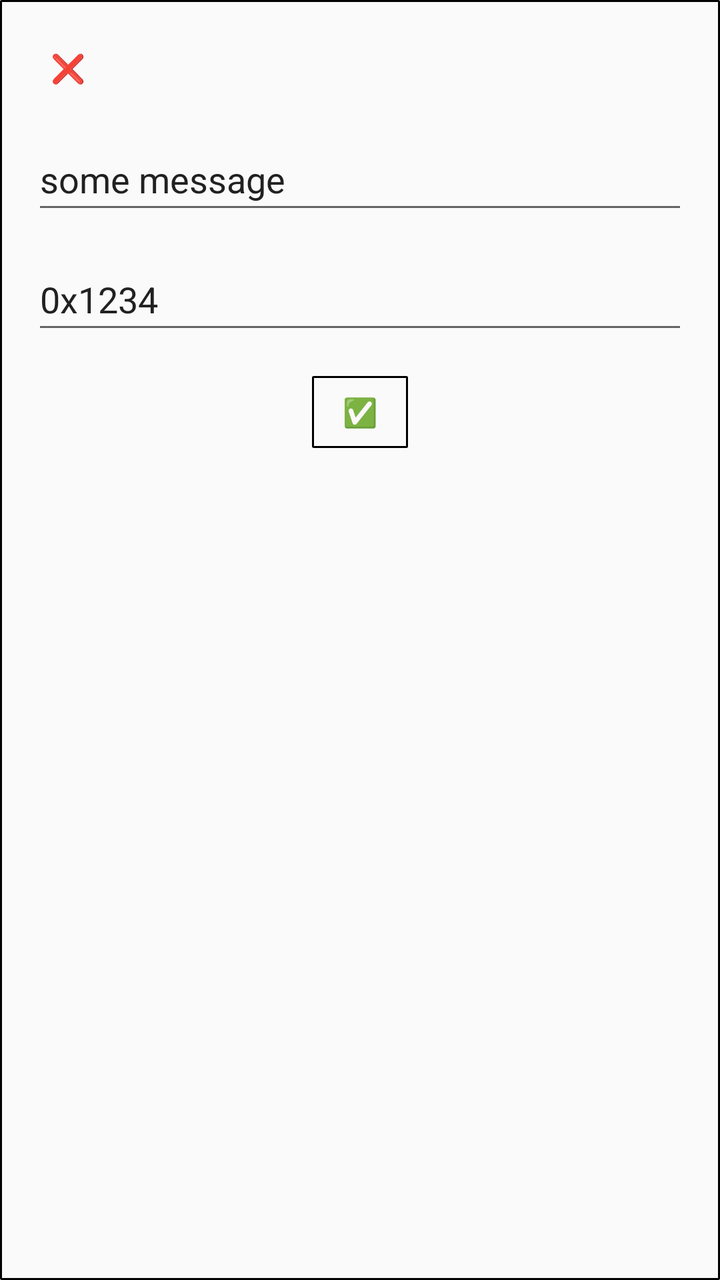
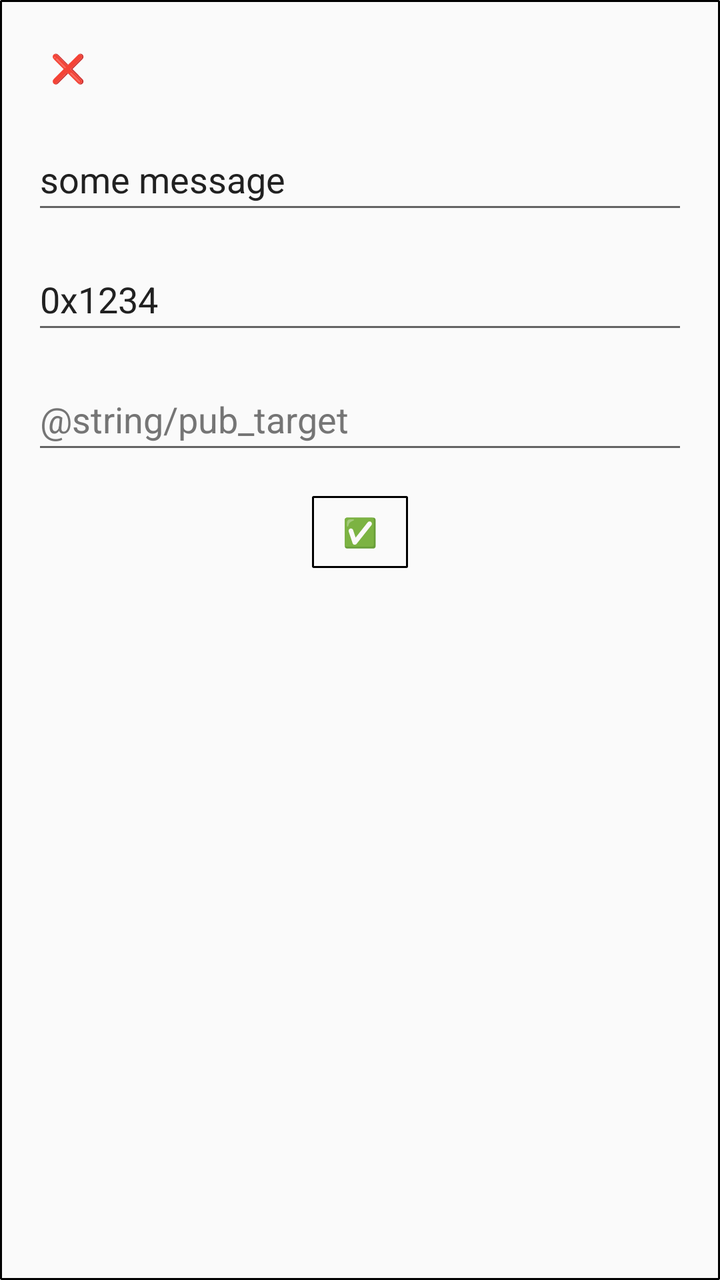

Screens rendered from an Android XML layout before and after an edit, with the pre-edit source and the edit as a unified diff.
<!-- AndroidManifest.xml: application theme AppTheme -->
<!-- res/layout/dialog_publish.xml -->
<?xml version="1.0" encoding="utf-8"?>
<androidx.constraintlayout.widget.ConstraintLayout xmlns:android="http://schemas.android.com/apk/res/android"
    xmlns:app="http://schemas.android.com/apk/res-auto"
    xmlns:tools="http://schemas.android.com/tools"
    android:layout_width="match_parent"
    android:layout_height="wrap_content"
    android:background="@drawable/bg_border"
    android:padding="16dp"
    tools:ignore="MissingClass">

    
    <Button
        android:id="@+id/btn_pub_finish"
        android:layout_width="36dp"
        android:layout_height="36dp"
        android:background="@android:color/transparent"
        android:text="@string/exit"
        android:textColor="@color/dialog_error"
        android:textSize="14sp"
        app:layout_constraintStart_toStartOf="parent"
        app:layout_constraintTop_toTopOf="parent" />

    
    <EditText
        android:id="@+id/edit_payload"
        android:layout_width="0dp"
        android:layout_height="wrap_content"
        android:layout_marginTop="12dp"
        android:hint="@string/pub_payload"
        android:inputType="text"
        android:maxLines="1"
        android:minHeight="48dp"
        android:selectAllOnFocus="true"
        android:text="@string/pub_payload"
        android:textColor="@color/dialog_text_primary"
        android:textColorHint="@color/dialog_text_secondary"
        app:layout_constraintEnd_toEndOf="parent"
        app:layout_constraintStart_toStartOf="parent"
        app:layout_constraintTop_toBottomOf="@id/btn_pub_finish"
        tools:ignore="LabelFor" />

    
    <EditText
        android:id="@+id/edit_pub_topic"
        android:layout_width="0dp"
        android:layout_height="wrap_content"
        android:layout_marginTop="12dp"
        android:hint="@string/topic"
        android:inputType="text"
        android:maxLines="1"
        android:minHeight="48dp"
        android:text="@string/topic"
        android:textColor="@color/dialog_text_primary"
        android:textColorHint="@color/dialog_text_secondary"
        app:layout_constraintEnd_toEndOf="parent"
        app:layout_constraintStart_toStartOf="parent"
        app:layout_constraintTop_toBottomOf="@id/edit_payload"
        tools:ignore="LabelFor" />

    
    <Button
        android:id="@+id/btn_pub_confirm"
        style="?android:attr/buttonStyleSmall"
        android:layout_width="wrap_content"
        android:layout_height="36dp"
        android:layout_marginTop="16dp"
        android:background="@drawable/bg_border"
        android:text="@string/confirm"
        android:textColor="@color/dialog_button_text"
        android:textSize="14sp"
        app:layout_constraintEnd_toEndOf="parent"
        app:layout_constraintStart_toStartOf="parent"
        app:layout_constraintTop_toBottomOf="@id/edit_pub_topic" />

</androidx.constraintlayout.widget.ConstraintLayout>
<!-- resources referenced by this layout -->
<resources>
  <color name="dialog_button_text">#212121</color>
  <color name="dialog_error">#B71C1C</color>
  <color name="dialog_text_primary">#212121</color>
  <color name="dialog_text_secondary">#757575</color>
  <!-- drawable bg_border (drawable) -->
  <?xml version="1.0" encoding="utf-8"?>
  <shape xmlns:android="http://schemas.android.com/apk/res/android"
      android:shape="rectangle">
      <corners
      android:topLeftRadius="0.1dp"
      android:bottomLeftRadius="0.1dp"
      android:topRightRadius="0.1dp"
      android:bottomRightRadius="0.1dp" />
      <stroke android:width="1dp" android:color="#000000"/>
  </shape>
  <string name="confirm">✅</string>
  <string name="exit">❌</string>
  <string name="pub_payload">some message</string>
  <string name="topic">0x1234</string>
  <style name="AppTheme" parent="Theme.AppCompat.Light.DarkActionBar">
          
          <item name="colorPrimary">@color/colorPrimary</item>
          <item name="colorPrimaryDark">@color/colorPrimaryDark</item>
          <item name="colorAccent">@color/colorAccent</item>
      </style>
  <color name="colorPrimary">#008577</color>
  <color name="colorPrimaryDark">#00574B</color>
  <color name="colorAccent">#D81B60</color>
</resources>

<!-- the commit's change to res/layout/dialog_publish.xml (unified diff, before → after) -->
@@ -58,6 +58,24 @@
         tools:ignore="LabelFor" />
 
     
+    <EditText
+        android:id="@+id/edit_pub_target"
+        android:layout_width="0dp"
+        android:layout_height="wrap_content"
+        android:layout_marginTop="12dp"
+        android:hint="@string/pub_target"
+        android:inputType="text"
+        android:maxLines="1"
+        android:minHeight="48dp"
+        android:selectAllOnFocus="true"
+        android:textColor="@color/dialog_text_primary"
+        android:textColorHint="@color/dialog_text_secondary"
+        app:layout_constraintEnd_toEndOf="parent"
+        app:layout_constraintStart_toStartOf="parent"
+        app:layout_constraintTop_toBottomOf="@id/edit_pub_topic"
+        tools:ignore="LabelFor" />
+
+    
     <Button
         android:id="@+id/btn_pub_confirm"
         style="?android:attr/buttonStyleSmall"
@@ -70,6 +88,6 @@
         android:textSize="14sp"
         app:layout_constraintEnd_toEndOf="parent"
         app:layout_constraintStart_toStartOf="parent"
-        app:layout_constraintTop_toBottomOf="@id/edit_pub_topic" />
+        app:layout_constraintTop_toBottomOf="@id/edit_pub_target" />
 
 </androidx.constraintlayout.widget.ConstraintLayout>
